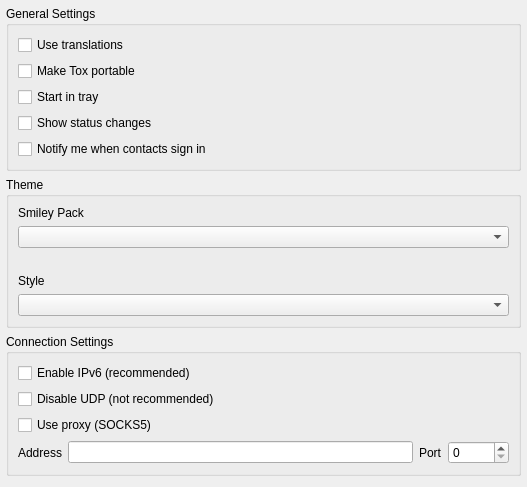
Qt form src/widget/form/settings/generalsettings.ui (qTox/qTox) before a commit.
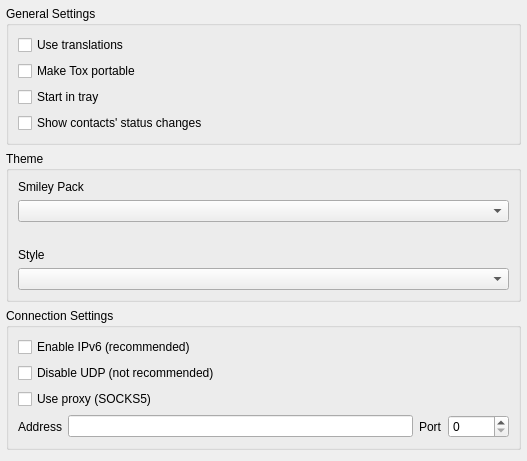
The same form after that commit.

Commit message: cleanup "sign in change", since it's unnecessary

The edit to the form file:
```diff
--- a/src/widget/form/settings/generalsettings.ui
+++ b/src/widget/form/settings/generalsettings.ui
@@ -56,14 +56,7 @@
       <item>
        <widget class="QCheckBox" name="statusChangesCheckbox">
         <property name="text">
-         <string>Show status changes</string>
-        </property>
-       </widget>
-      </item>
-      <item>
-       <widget class="QCheckBox" name="signInNotificationsCheckbox">
-        <property name="text">
-         <string>Notify me when contacts sign in</string>
+         <string>Show contacts' status changes</string>
         </property>
        </widget>
       </item>
```
The commit also changes 8 other files.
